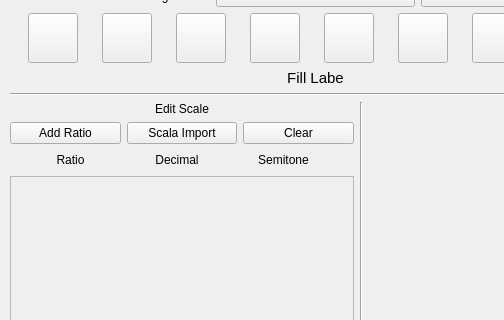
Above: sync3_scale_editor.ui from starlingcode/viaflash before the change; both pictures show x 0 to 504 and y 86 to 406 of the 630 by 760 pixel window. Below: the same form after it.
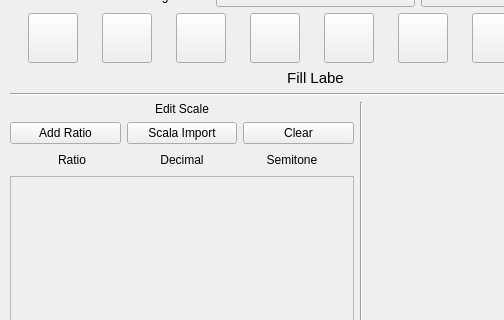
That is the form after the change. Custom widgets are drawn as their Qt base class.

Commit message: Implement most of OSC3 undo, refactor UI

The edit to the form file:
```diff
--- a/sync3_scale_editor.ui
+++ b/sync3_scale_editor.ui
@@ -513,7 +513,7 @@
             </property>
             <property name="sizeHint" stdset="0">
              <size>
-              <width>20</width>
+              <width>10</width>
               <height>20</height>
              </size>
             </property>
```
Left out of the diff: 2 changed lines with no effect on the pictures. The commit also changes 7 other files.
